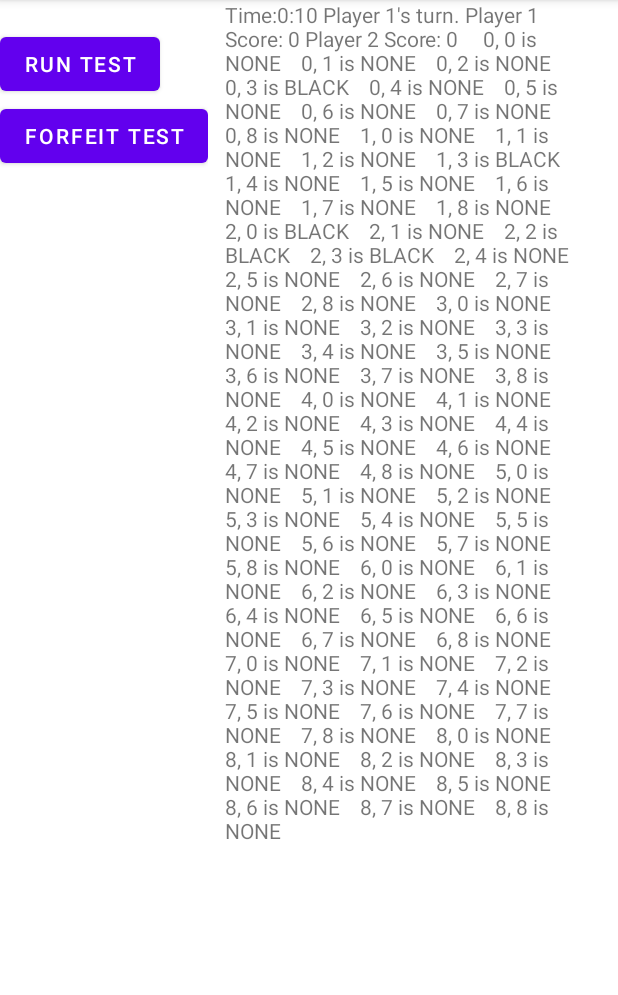
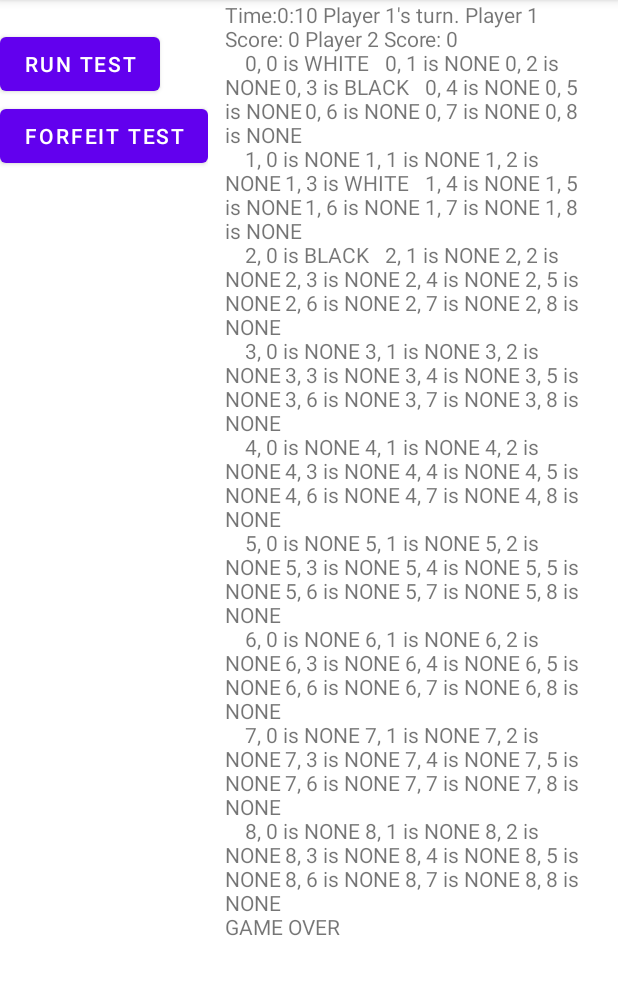
Before and after one commit to jude-gabriel/Go_GameState, an Android app: the screen it shows after launch (MainActivity), after a tap on "FORFEIT TEST", on a phone screen of 412 x 824 dp, the part 84-1079 px from its top. Run offline under Robolectric (Android 15) with nearby library versions, the phone set to English and light mode, and no system bars; 1 other tap on this screen came first.

Commit message:
updated forfeit test - issue with scoring and resting the game for each instance

```diff
--- a/app/src/main/java/com/example/gogamestate/GoGameState.java
+++ b/app/src/main/java/com/example/gogamestate/GoGameState.java
@@ -762,10 +762,15 @@ public class GoGameState {
         //Convert the board information to a string
         String theBoard = "";
         for (int i = 0; i < boardSize; i++) {
+            theBoard += "\n";
             for (int j = 0; j < boardSize; j++) {
-                theBoard += ("    " + i + ", " + j + " is " + gameBoard[i][j].getStoneColor());
+                theBoard += ("\t" + i + ", " + j + " is " + gameBoard[i][j].getStoneColor());
             }
         }
+
+        //If game is over, only display that score
+        if (gameOver) return timerString + " " + playerTurn + " " + firstPlayerScore + " " +
+                secondPlayerScore + theBoard + " \nGAME OVER";
 
         //Convert all information and return that string
         return timerString + " " + playerTurn + " " + firstPlayerScore + " " +
@@ -842,8 +847,17 @@ public class GoGameState {
      * @author Brynn Harrington
      */
     public void testForfeit() {
+        // dummy values for the board
         gameBoard[0][3].setStoneColor(Stone.StoneColor.BLACK);
         gameBoard[2][0].setStoneColor(Stone.StoneColor.BLACK);
-        gameBoard[1][3].setStoneColor(Stone.StoneColor.BLACK);
+        gameBoard[1][3].setStoneColor(Stone.StoneColor.WHITE);
+        gameBoard[0][0].setStoneColor(Stone.StoneColor.WHITE);
+
+        // calculate the current score
+        //this.calculateScore(Stone.StoneColor.BLACK, Stone.StoneColor.WHITE);
+        //this.calculateScore(Stone.StoneColor.WHITE, Stone.StoneColor.BLACK);
+
+        // forfeit
+        this.forfeit();
     }
 }
--- a/app/src/main/java/com/example/gogamestate/MainActivity.java
+++ b/app/src/main/java/com/example/gogamestate/MainActivity.java
@@ -8,6 +8,9 @@ import android.widget.Button;
 import android.widget.EditText;
 import android.widget.TextView;
 
+/* ERRORS
+ * TODO: issue with scoring and resting the score
+ */
 public class MainActivity extends AppCompatActivity{
 
     public int counter = 0;
@@ -75,30 +78,9 @@ public class MainActivity extends AppCompatActivity{
         forfeit.setOnClickListener(new View.OnClickListener() {
             @Override
             public void onClick(View view) {
-                //Initialize the empty board
-                if (counter == 0) {
-                    theText.setText(gameState.toString());
-                }
-
-                //Prepopulate with stones
-                if (counter == 1) {
-                    gameState.testCaptures();
-                    theText.setText(gameState.toString());
-                }
-
-                if (counter == 2) {
-                    boolean move = gameState.playerMove(600, 750);
-                    theText.setText(gameState.toString());
-                }
-                if (counter == 3) {
-                    boolean move = gameState.playerMove(600, 400);
-                    theText.setText(gameState.toString());
-                }
-
-                // attempt to forfeit
-                if (gameState.forfeit()) return;
-
-                counter++;
+                //Call the forfeit test function
+                gameState.testForfeit();
+                theText.setText(gameState.toString());
             }
         });
     }
--- a/app/src/main/res/layout/activity_main.xml
+++ b/app/src/main/res/layout/activity_main.xml
@@ -40,14 +40,14 @@
         android:layout_height="match_parent"
         android:layout_marginStart="150dp"
         android:layout_marginEnd="25dp"
-        android:orientation="horizontal"
+        android:orientation="vertical"
         app:layout_constraintEnd_toEndOf="parent"
         app:layout_constraintStart_toStartOf="@id/buttonLayout">
 
         <TextView
             android:id="@+id/infoText"
-            android:layout_width="0dp"
-            android:layout_height="match_parent"
+            android:layout_width="match_parent"
+            android:layout_height="0dp"
             android:layout_weight="1"
             android:text="@string/our_test_will_go_here" />
     </LinearLayout>
```
